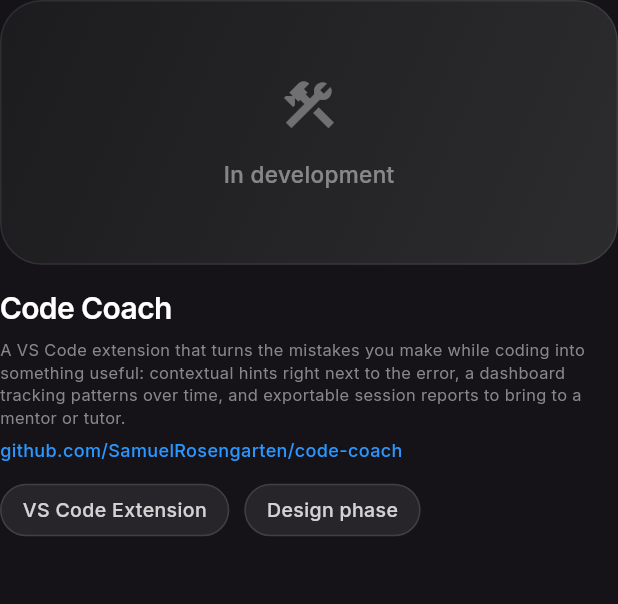
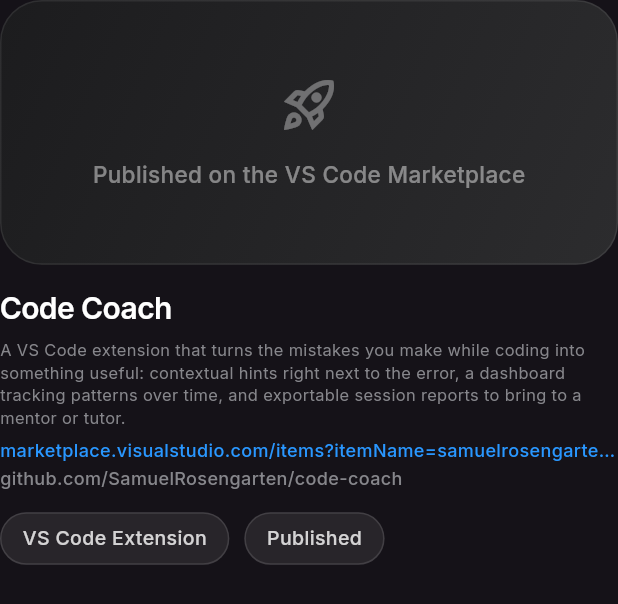
Before and after one commit to SamuelRosengarten/Portfolio, a Flutter app: the _ProjectShowcase widget shown alone on an empty page, opened directly, on a phone screen of 412 x 824 dp. Shown: the top 604 px of the screen. Run offline on Flutter 3.47's test engine with Material 3 defaults, Android fonts, the phone set to English and light mode, and no system bars; our stand-ins replace flutter_svg, google_fonts, icons_plus; missing offline and left inert: fade_animation_delayed, particle_text.

Commit message:
Update Code Coach project card: now published on the VS Code Marketplace
Swaps the "in development" placeholder copy and construction icon for
a published state, adds the Marketplace listing link alongside the
GitHub repo link, and renames the design-phase tag to Published (EN/FR).

Co-Authored-By: Claude Sonnet 5 <noreply@anthropic.com>
Claude-Session: https://claude.ai/code/session_011NQB8ZFzZ1jpwcKKNTynob

```diff
--- a/portfolio/lib/i18n/strings.dart
+++ b/portfolio/lib/i18n/strings.dart
@@ -51,12 +51,12 @@ class Strings {
   String get projectEyebrow => _fr ? 'Projet' : 'Work';
 
   String get projectSubhead => _fr
-      ? "Une extension VS Code encore à l'état de concept — née du tutorat "
-            "que je fais auprès d'autres étudiants et de l'envie d'un outil "
-            "qui repère vos erreurs à votre place."
-      : 'A VS Code extension concept, still in design — born out of '
-            'tutoring other students and wanting a tool that catches your '
-            'mistakes for you.';
+      ? "Une extension VS Code maintenant publiée sur le Marketplace — née "
+            "du tutorat que je fais auprès d'autres étudiants et de l'envie "
+            "d'un outil qui repère vos erreurs à votre place."
+      : 'A VS Code extension, now published on the Marketplace — born out '
+            'of tutoring other students and wanting a tool that catches '
+            'your mistakes for you.';
 
   String get projectDescription => _fr
       ? "Une extension VS Code qui transforme les erreurs que vous faites "
@@ -71,9 +71,11 @@ class Strings {
 
   String get tagVsCodeExtension =>
       _fr ? 'Extension VS Code' : 'VS Code Extension';
-  String get tagDesignPhase => _fr ? 'Phase de conception' : 'Design phase';
+  String get tagPublished => _fr ? 'Publiée' : 'Published';
 
-  String get inDevelopment => _fr ? 'En développement' : 'In development';
+  String get publishedOnMarketplace => _fr
+      ? 'Publiée sur le VS Code Marketplace'
+      : 'Published on the VS Code Marketplace';
 
   // Contact ------------------------------------------------------------------
 
--- a/portfolio/lib/pages/project_section.dart
+++ b/portfolio/lib/pages/project_section.dart
@@ -94,13 +94,13 @@ class _ProjectShowcase extends StatelessWidget {
                   mainAxisSize: MainAxisSize.min,
                   children: [
                     Icon(
-                      Icons.construction_outlined,
+                      Icons.rocket_launch_outlined,
                       size: 40,
                       color: palette.ink.withValues(alpha: 0.35),
                     ),
                     const SizedBox(height: 16),
                     Text(
-                      s.inDevelopment,
+                      s.publishedOnMarketplace,
                       style: GoogleFonts.inter(
                         fontSize: 15,
                         fontWeight: FontWeight.w500,
@@ -142,6 +142,19 @@ class _ProjectShowcase extends StatelessWidget {
         ),
         SizedBox(height: mobile ? 6 : 8 * scale),
         Text(
+          'marketplace.visualstudio.com/items?itemName=samuelrosengarten.code-coach-ai',
+          // Same single-line-then-ellipsis treatment as the repo link below:
+          // this URL has no break point that fits a phone width either.
+          maxLines: 1,
+          overflow: TextOverflow.ellipsis,
+          style: GoogleFonts.inter(
+            fontSize: mobile ? 12 : 13 * scale,
+            fontWeight: FontWeight.w500,
+            color: kBlue,
+          ),
+        ),
+        SizedBox(height: mobile ? 2 : 4 * scale),
+        Text(
           'github.com/SamuelRosengarten/code-coach',
           // This URL's only break points are '/' and '.', and on a phone
           // width it doesn't fit on one line at any of them — left
@@ -153,7 +166,7 @@ class _ProjectShowcase extends StatelessWidget {
           style: GoogleFonts.inter(
             fontSize: mobile ? 12 : 13 * scale,
             fontWeight: FontWeight.w500,
-            color: kBlue,
+            color: kGray,
           ),
         ),
         SizedBox(height: mobile ? 14 : 20 * scale),
@@ -162,7 +175,7 @@ class _ProjectShowcase extends StatelessWidget {
           runSpacing: 10,
           children: [
             _Tag(s.tagVsCodeExtension, palette: palette),
-            _Tag(s.tagDesignPhase, palette: palette),
+            _Tag(s.tagPublished, palette: palette),
           ],
         ),
       ],
```
